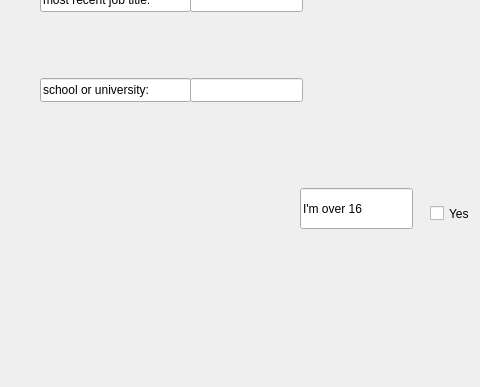
white-vessel/eyd-project, file confirmprofile.ui: the form before one commit; both pictures show x 0 to 480 and y 241 to 628 of the 923 by 628 pixel window.
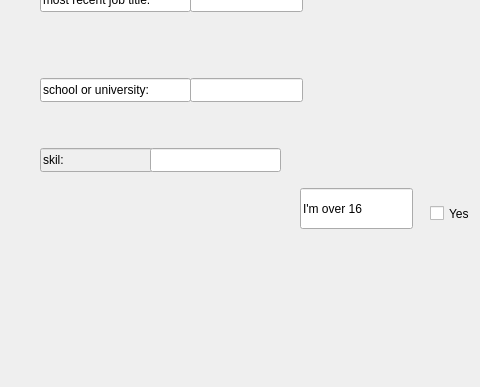
The form after the commit. Icons and pictures are not drawn.

Diff of the .ui file:
```diff
--- a/confirmprofile.ui
+++ b/confirmprofile.ui
@@ -275,6 +275,32 @@
      </rect>
     </property>
    </widget>
+   <widget class="QLineEdit" name="lineEdit_17">
+    <property name="enabled">
+     <bool>false</bool>
+    </property>
+    <property name="geometry">
+     <rect>
+      <x>40</x>
+      <y>370</y>
+      <width>113</width>
+      <height>24</height>
+     </rect>
+    </property>
+    <property name="text">
+     <string>skil:</string>
+    </property>
+   </widget>
+   <widget class="QLineEdit" name="lineEdit_18">
+    <property name="geometry">
+     <rect>
+      <x>150</x>
+      <y>370</y>
+      <width>131</width>
+      <height>24</height>
+     </rect>
+    </property>
+   </widget>
   </widget>
   <widget class="QMenuBar" name="menubar">
    <property name="geometry">
```
